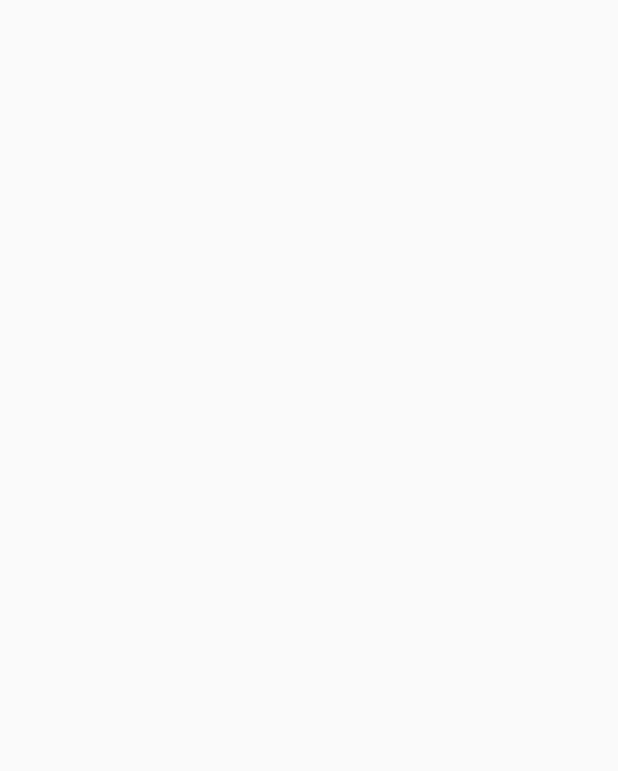
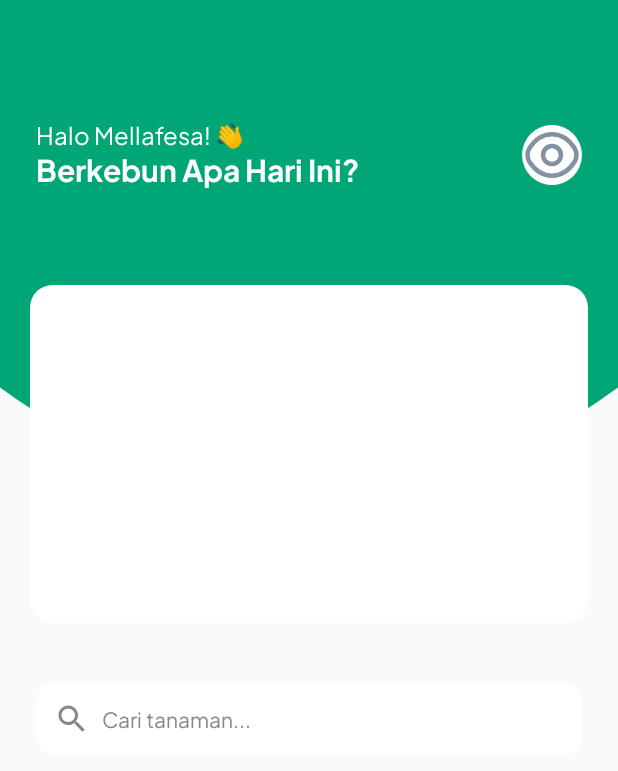
Before and after one commit to maruffirdaus/hydropome, an Android app built with Jetpack Compose: the HomeScreen screen opened through its navigation route, on a phone screen of 412 x 824 dp. Before the commit the part shown is empty. Shown: the top 771 px of the screen. Run offline under Robolectric (Android 15) with nearby library versions, the phone set to English and light mode, and no system bars; our stand-ins replace Dagger/Hilt's generated code.

Commit message:
Home Screen on Progress

```diff
--- a/app/src/main/java/com/motion/hydropome/ui/AppNavHost.kt
+++ b/app/src/main/java/com/motion/hydropome/ui/AppNavHost.kt
@@ -22,7 +22,7 @@ fun AppNavHost() {
 
     NavHost(
         navController = navController,
-        startDestination = AppDestination.Onboarding
+        startDestination = AppDestination.Home
     ) {
         composable<AppDestination.Onboarding> {
             val viewModel: OnboardingViewModel = hiltViewModel()
--- /dev/null
+++ b/app/src/main/java/com/motion/hydropome/ui/common/component/shape.kt
@@ -0,0 +1,35 @@
+package com.motion.hydropome.ui.common.component
+
+
+import androidx.compose.ui.geometry.Size
+import androidx.compose.ui.graphics.Path
+import androidx.compose.ui.graphics.Outline
+import androidx.compose.ui.graphics.Shape
+import androidx.compose.ui.unit.Density
+import androidx.compose.ui.unit.LayoutDirection
+
+
+class BottomArcShape : Shape {
+    override fun createOutline(
+        size: Size,
+        layoutDirection: LayoutDirection,
+        density: Density
+    ): Outline {
+        val path = Path().apply {
+            moveTo(0f, 0f)
+            lineTo(0f, size.height * 0.76f) // Go lower
+
+            quadraticBezierTo(
+                size.width / 2f,
+                size.height * 1.2f, // Deeper curve
+                size.width,
+                size.height * 0.76f
+            )
+
+            lineTo(size.width, 0f)
+            close()
+        }
+
+        return Outline.Generic(path)
+    }
+}
--- a/app/src/main/java/com/motion/hydropome/ui/home/HomeScreen.kt
+++ b/app/src/main/java/com/motion/hydropome/ui/home/HomeScreen.kt
@@ -1,13 +1,116 @@
 package com.motion.hydropome.ui.home
 
+import androidx.compose.foundation.Image
+import androidx.compose.foundation.background
+import androidx.compose.foundation.border
+import androidx.compose.foundation.layout.Arrangement
+import androidx.compose.foundation.layout.Box
+import androidx.compose.foundation.layout.Column
+import androidx.compose.foundation.layout.Row
+import androidx.compose.foundation.layout.fillMaxSize
+import androidx.compose.foundation.layout.height
+import androidx.compose.foundation.layout.padding
+import androidx.compose.foundation.rememberScrollState
+import androidx.compose.foundation.verticalScroll
 import androidx.compose.runtime.Composable
 import androidx.compose.ui.tooling.preview.Preview
+import androidx.compose.ui.unit.dp
 import com.motion.hydropome.ui.theme.AppTheme
+import androidx.compose.ui.Modifier
+import androidx.compose.foundation.layout.Spacer
+import androidx.compose.foundation.layout.fillMaxWidth
+import androidx.compose.foundation.layout.size
+import androidx.compose.foundation.layout.width
+import androidx.compose.foundation.shape.CircleShape
+import androidx.compose.foundation.shape.RoundedCornerShape
+import androidx.compose.material.icons.Icons
+import androidx.compose.material.icons.filled.Search
+import androidx.compose.material3.Icon
+import androidx.compose.material3.Text
+import androidx.compose.ui.Alignment
+import androidx.compose.ui.draw.clip
+import androidx.compose.ui.graphics.Color
+import androidx.compose.ui.layout.ContentScale
+import androidx.compose.ui.res.painterResource
+import androidx.compose.ui.text.font.FontWeight
+import androidx.compose.ui.unit.sp
+import com.motion.hydropome.R
+import com.motion.hydropome.ui.common.component.BottomArcShape
 
 @Composable
 fun HomeScreen(
     uiState: HomeUiState
 ) {
+    Box(modifier = Modifier.fillMaxSize()) {
+        Box(
+            modifier = Modifier
+                .fillMaxWidth()
+                .height(340.dp)
+                .clip(BottomArcShape())
+                .background(Color(0xFF00A676))
+        )
+        Column(
+            modifier = Modifier
+                .fillMaxSize()
+                .verticalScroll(rememberScrollState())
+                .padding(top = 40.dp)
+        ) {
+            Spacer(modifier = Modifier.height(40.dp))
+            Row(
+                modifier = Modifier
+                    .fillMaxWidth()
+                    .padding(horizontal = 24.dp),
+                horizontalArrangement = Arrangement.SpaceBetween,
+                verticalAlignment = Alignment.CenterVertically
+            ) {
+                Column() {
+                    Text("Halo Mellafesa! 👋", color = Color.White, fontSize = 16.sp)
+                    Text(
+                        "Berkebun Apa Hari Ini?",
+                        color = Color.White,
+                        fontSize = 20.sp,
+                        fontWeight = FontWeight.Bold
+                    )
+                }
+                Image(
+                    painter = painterResource(R.drawable.ic_eye),
+                    contentDescription = "Profile",
+                    contentScale = ContentScale.Crop,
+                    modifier = Modifier
+                        .size(40.dp)
+                        .clip(CircleShape)
+                        .background(Color.White)
+                )
+
+            }
+            Spacer(modifier = Modifier.height(24.dp))
+            Box(
+                modifier = Modifier
+                    .fillMaxSize()
+                    .size(265.dp)
+                    .padding(top = 40.dp)
+                    .padding(horizontal = 20.dp)
+                    .background(Color.White, shape = RoundedCornerShape(15.dp))
+
+            ) {
+
+            }
+            Spacer(modifier = Modifier.height(40.dp))
+            Box(
+                modifier = Modifier
+                    .fillMaxWidth()
+                    .padding(horizontal = 24.dp)
+                    .background(Color.White, shape = RoundedCornerShape(12.dp))
+                    .padding(12.dp)
+            ) {
+                Row(verticalAlignment = Alignment.CenterVertically) {
+                    Icon(Icons.Default.Search, contentDescription = "Search", tint = Color.Gray)
+                    Spacer(modifier = Modifier.width(8.dp))
+                    Text("Cari tanaman...", color = Color.Gray, fontWeight = FontWeight.W400, fontSize = 14.sp)
+                }
+            }
+        }
+    }
 
 }
 
```
